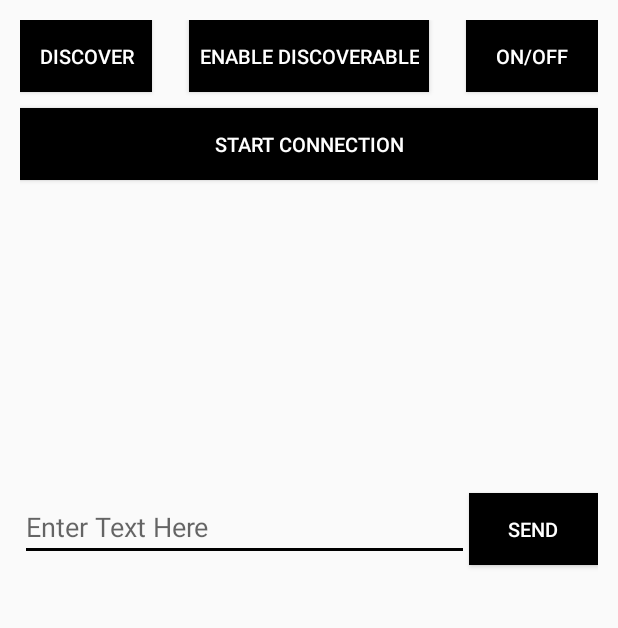
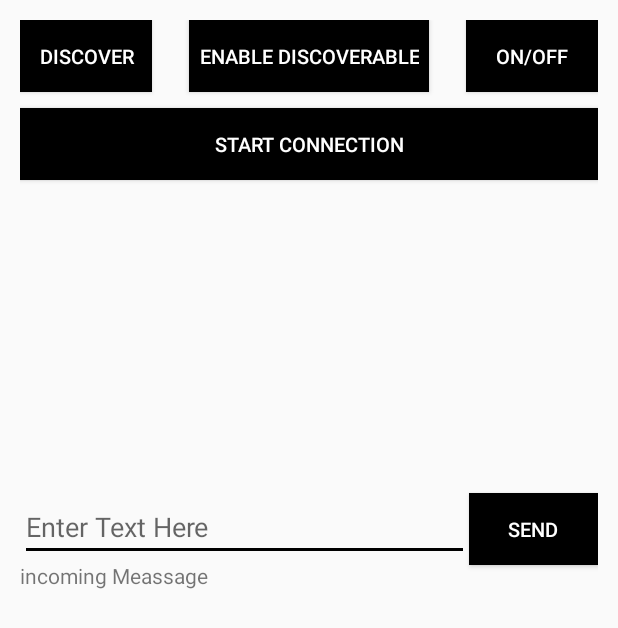
Before and after one commit to AlshimaaRifaat/Send-Receive-Data-With-Bluetooth, an Android app: the layout activity_main.xml on its own in the app's theme, with its tools: preview values and no code run, on a phone screen of 412 x 824 dp. Shown: the top 628 px of the screen. Run offline under Robolectric (Android 15) with nearby library versions, the phone set to English and light mode, and no system bars.

Commit message:
write incoming messages

```diff
--- a/app/build.gradle
+++ b/app/build.gradle
@@ -33,4 +33,5 @@ dependencies {
     androidTestImplementation 'androidx.test.espresso:espresso-core:3.2.0'
     implementation 'com.intuit.sdp:sdp-android:1.0.6'
     implementation 'com.intuit.ssp:ssp-android:1.0.6'
+    implementation 'androidx.localbroadcastmanager:localbroadcastmanager:1.0.0'
 }
--- a/app/src/main/res/layout/activity_main.xml
+++ b/app/src/main/res/layout/activity_main.xml
@@ -84,5 +84,13 @@
         android:textColor="#fff"
         android:background="#000"
         android:textSize="@dimen/_10ssp"/>
+    <TextView
+        android:layout_width="wrap_content"
+        android:layout_height="match_parent"
+        android:layout_below="@id/editText"
+        android:text="incoming Meassage"
+        android:id="@+id/incomingMessage"
+        android:layout_alignParentStart="true"
+        />
 
 </RelativeLayout>
```
Also changed, not shown: app/src/main/java/com/example/communicationdevices/BlutoothCommuniction/BluetoothConnectionService.java (+12 -13 lines), app/src/main/java/com/example/communicationdevices/BlutoothCommuniction/MainActivity.java (+18 -33 lines).
